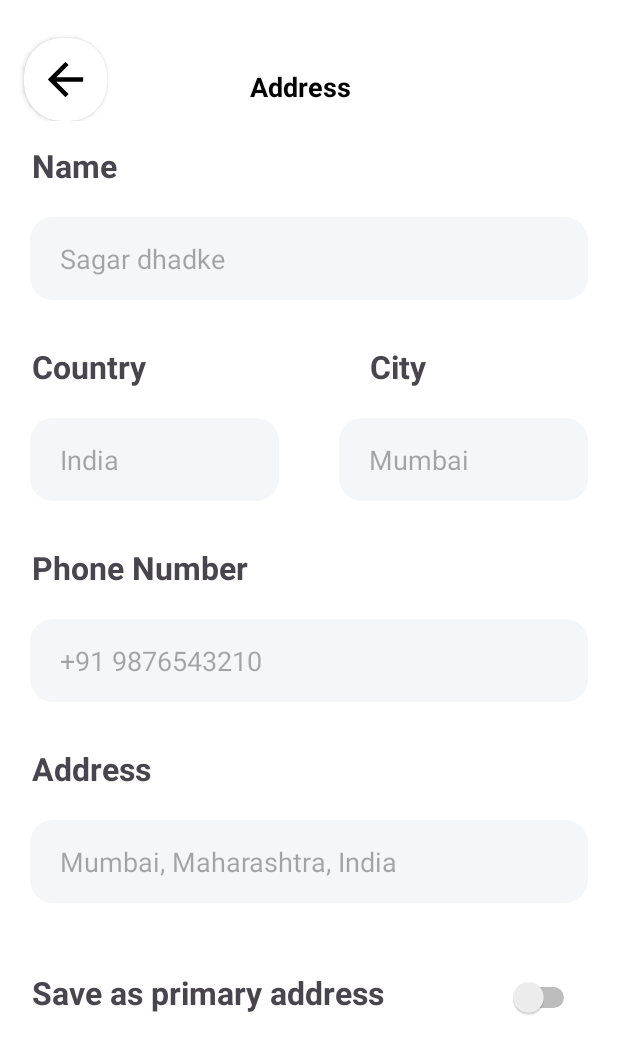
After one commit to sagardhadke/My-Layouts, an Android app: the layout activity_linear.xml on its own in the app's theme, with its tools: preview values and no code run, on a phone screen of 412 x 824 dp. The commit adds this screen. Shown: the top 1054 px of the screen. Run offline under Robolectric (Android 15) with nearby library versions, the phone set to English and light mode, and no system bars.

Commit message:
Linear Layout and Address tab

```diff
--- a/app/src/main/java/online/djsmm/mylayouts/MainActivity.kt
+++ b/app/src/main/java/online/djsmm/mylayouts/MainActivity.kt
@@ -28,5 +28,10 @@ class MainActivity : AppCompatActivity() {
 
         }
 
+        binding.linearLayoutCard.setOnClickListener {
+            val intent = Intent(this,Linear::class.java)
+            startActivity(intent)
+        }
+
     }
 }
--- /dev/null
+++ b/app/src/main/res/drawable/edit_bg.xml
@@ -0,0 +1,7 @@
+<?xml version="1.0" encoding="utf-8"?>
+<shape xmlns:android="http://schemas.android.com/apk/res/android">
+
+    <solid android:color="#F5F6FA"/>
+    <corners android:radius="15dp"/>
+
+</shape>
--- /dev/null
+++ b/app/src/main/res/layout/activity_linear.xml
@@ -0,0 +1,182 @@
+<?xml version="1.0" encoding="utf-8"?>
+<LinearLayout xmlns:android="http://schemas.android.com/apk/res/android"
+    xmlns:app="http://schemas.android.com/apk/res-auto"
+    xmlns:tools="http://schemas.android.com/tools"
+    android:id="@+id/main"
+    android:layout_width="match_parent"
+    android:layout_height="match_parent"
+    android:orientation="vertical"
+    android:background="@color/white"
+    tools:context=".Linear">
+
+    <LinearLayout
+        android:layout_width="match_parent"
+        android:layout_height="wrap_content">
+
+    <androidx.cardview.widget.CardView
+        android:id="@+id/back_ic"
+        android:layout_width="55dp"
+        android:layout_height="55dp"
+        android:layout_marginStart="16dp"
+        android:layout_marginTop="25dp"
+        android:background="#FEFEFE"
+        app:cardCornerRadius="25dp">
+
+        <ImageView
+            android:layout_width="35dp"
+            android:layout_height="35dp"
+            android:layout_gravity="center"
+            android:src="@drawable/back_ic" />
+
+    </androidx.cardview.widget.CardView>
+
+    <TextView
+        android:layout_width="wrap_content"
+        android:layout_height="wrap_content"
+        android:text="Address"
+        android:textColor="@color/black"
+        android:textStyle="bold"
+        android:textSize="18sp"
+        android:layout_marginTop="45dp"
+        android:layout_marginStart="95dp"/>
+
+    </LinearLayout>
+
+    <TextView
+        android:layout_width="wrap_content"
+        android:layout_height="wrap_content"
+        android:text="Name"
+        android:textStyle="bold"
+        android:textSize="21sp"
+        android:layout_marginStart="21sp"
+        android:layout_marginTop="15dp"/>
+
+    <EditText
+        android:layout_width="match_parent"
+        android:layout_height="55dp"
+        android:layout_margin="20dp"
+        android:hint="Sagar dhadke"
+        android:paddingStart="20dp"
+        android:background="@drawable/edit_bg"
+        android:inputType="text|textPersonName"/>
+
+    <LinearLayout
+        android:layout_width="match_parent"
+        android:layout_height="wrap_content"
+        android:orientation="horizontal">
+
+        <TextView
+            android:layout_width="wrap_content"
+            android:layout_height="wrap_content"
+            android:text="Country"
+            android:textStyle="bold"
+            android:textSize="21sp"
+            android:layout_weight="1"
+            android:layout_marginStart="21sp"
+            android:layout_marginTop="10dp"/>
+
+        <TextView
+            android:layout_width="wrap_content"
+            android:layout_height="wrap_content"
+            android:text="City"
+            android:layout_weight="1"
+            android:textStyle="bold"
+            android:textSize="21sp"
+            android:layout_marginStart="21sp"
+            android:layout_marginTop="10dp"/>
+
+    </LinearLayout>
+
+    <LinearLayout
+        android:layout_width="match_parent"
+        android:layout_height="wrap_content"
+        android:orientation="horizontal">
+
+
+        <EditText
+            android:layout_width="match_parent"
+            android:layout_height="55dp"
+            android:layout_margin="20dp"
+            android:hint="India"
+            android:layout_weight="1"
+            android:paddingStart="20dp"
+            android:background="@drawable/edit_bg"
+            android:inputType="text"/>
+
+        <EditText
+            android:layout_width="match_parent"
+            android:layout_height="55dp"
+            android:layout_margin="20dp"
+            android:hint="Mumbai"
+            android:paddingStart="20dp"
+            android:layout_weight="1"
+            android:background="@drawable/edit_bg"
+            android:inputType="text"/>
+
+    </LinearLayout>
+
+
+    <TextView
+        android:layout_width="wrap_content"
+        android:layout_height="wrap_content"
+        android:text="Phone Number"
+        android:textStyle="bold"
+        android:textSize="21sp"
+        android:layout_marginStart="21sp"
+        android:layout_marginTop="10dp"/>
+
+    <EditText
+        android:layout_width="match_parent"
+        android:layout_height="55dp"
+        android:layout_margin="20dp"
+        android:hint="+91 9876543210"
+        android:maxLength="10"
+        android:paddingStart="20dp"
+        android:background="@drawable/edit_bg"
+        android:inputType="number"/>
+
+
+    <TextView
+        android:layout_width="wrap_content"
+        android:layout_height="wrap_content"
+        android:text="Address"
+        android:textStyle="bold"
+        android:textSize="21sp"
+        android:layout_marginStart="21sp"
+        android:layout_marginTop="10dp"/>
+
+    <EditText
+        android:layout_width="match_parent"
+        android:layout_height="55dp"
+        android:layout_margin="20dp"
+        android:hint="Mumbai, Maharashtra, India"
+        android:paddingStart="20dp"
+        android:background="@drawable/edit_bg"
+        android:inputType="text"/>
+
+    <LinearLayout
+        android:layout_width="match_parent"
+        android:layout_height="wrap_content"
+        android:orientation="horizontal">
+
+        <TextView
+            android:layout_width="wrap_content"
+            android:layout_height="wrap_content"
+            android:text="Save as primary address"
+            android:textStyle="bold"
+            android:textSize="21sp"
+            android:layout_weight="1"
+            android:layout_marginStart="21sp"
+            android:layout_marginTop="10dp"/>
+
+        <Switch
+            android:layout_width="65dp"
+            android:layout_height="65dp"
+            android:layout_marginTop="10dp"
+            android:backgroundTint="@color/black"
+            android:layout_marginEnd="25dp"/>
+
+    </LinearLayout>
+
+
+</LinearLayout>
```
